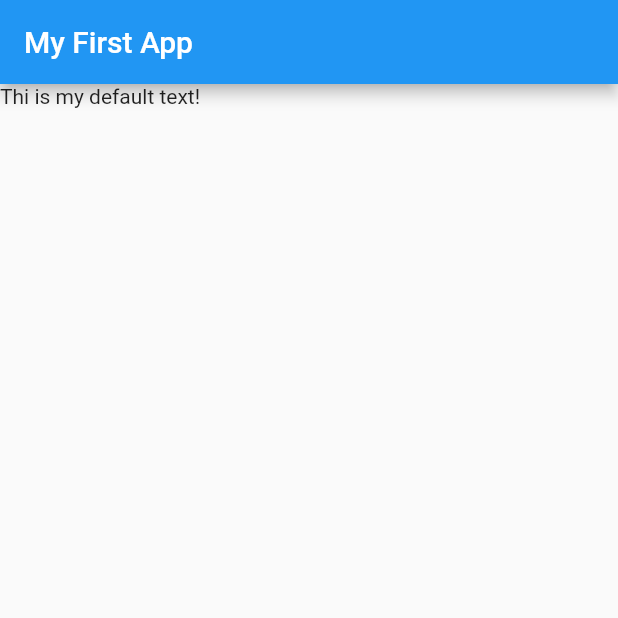
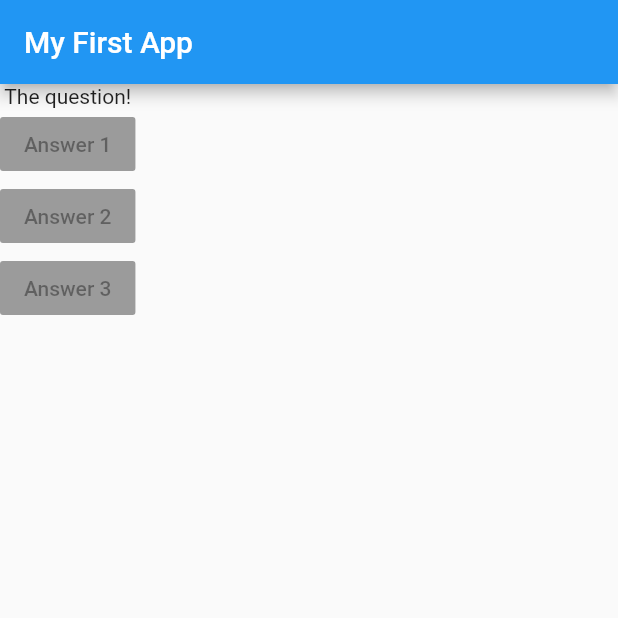
Before and after one commit to Rayhanuc/flutter_complete_guide, a Flutter app: the screen it shows after launch, on a phone screen of 412 x 824 dp, the top half of it. Run offline on Flutter 3.47's test engine with Material 2 defaults, Android fonts, the phone set to English and light mode, and no system bars.

Commit message:
015 Adding Layout Widgets

```diff
--- a/lib/main.dart
+++ b/lib/main.dart
@@ -9,12 +9,32 @@ void main() => runApp(MyApp());
 class MyApp extends StatelessWidget {
   @override
   Widget build(BuildContext context) {
+    var questions = [
+      'What\'s your favorite color',
+      'What\'s your favorite animal?'
+    ];
     return MaterialApp(
       home: Scaffold(
         appBar: AppBar(
           title: Text('My First App'),
         ),
-        body: Text('Thi is my default text!'),
+        body: Column(
+          children: [
+            Text('The question!'),
+            RaisedButton(
+              child: Text('Answer 1'),
+              onPressed: null,
+            ),
+            RaisedButton(
+              child: Text('Answer 2'),
+              onPressed: null,
+            ),
+            RaisedButton(
+              child: Text('Answer 3'),
+              onPressed: null,
+            )
+          ],
+        ),
       ),
     );
   }
```
